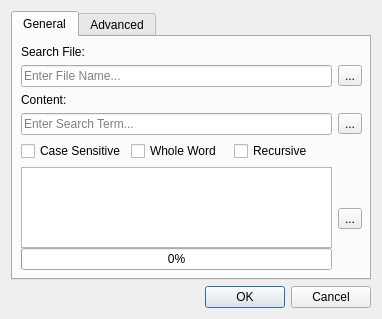
First picture: the form in ui/searchdialog.ui, repository maxavadallat/maxcommander, before the edit.
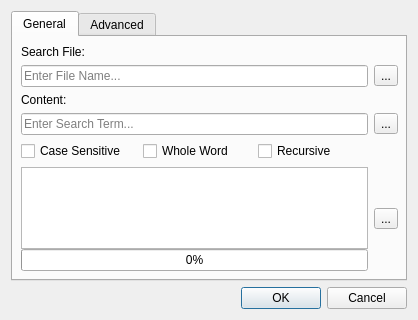
Second picture: the form after the edit.

```diff
--- a/ui/searchdialog.ui
+++ b/ui/searchdialog.ui
@@ -6,14 +6,14 @@
    <rect>
     <x>0</x>
     <y>0</y>
-    <width>382</width>
-    <height>319</height>
+    <width>418</width>
+    <height>320</height>
    </rect>
   </property>
   <property name="minimumSize">
    <size>
     <width>320</width>
-    <height>0</height>
+    <height>320</height>
    </size>
   </property>
   <property name="windowTitle">
```
Left out of the diff: 9 changed lines with no effect on the pictures.
